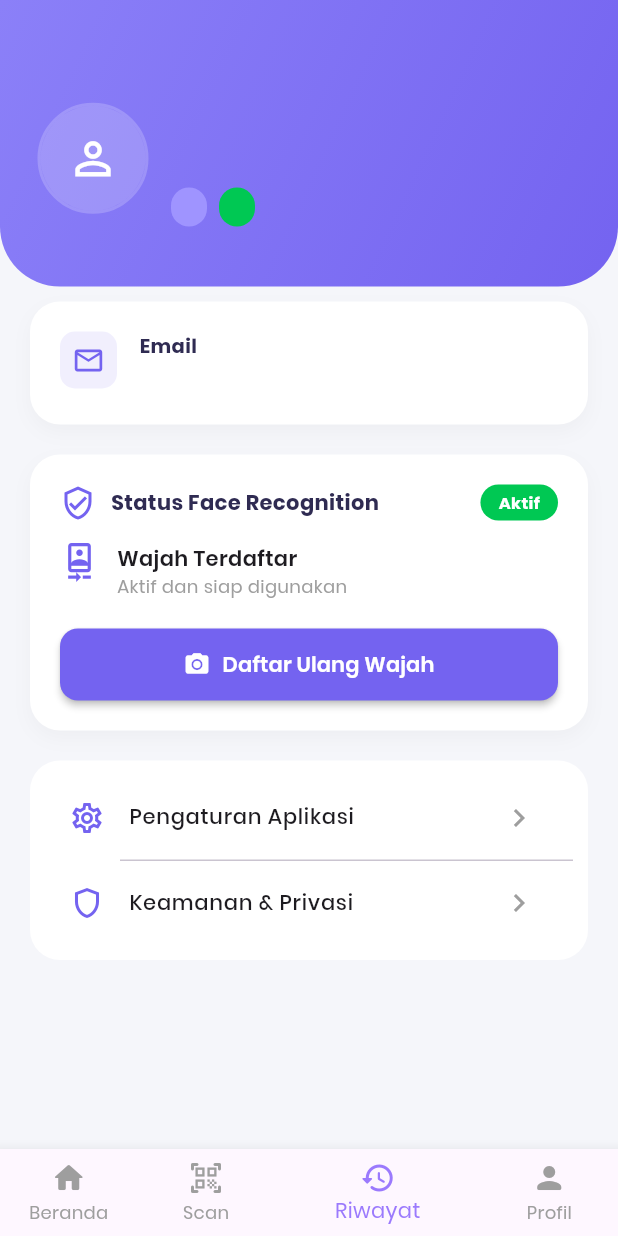
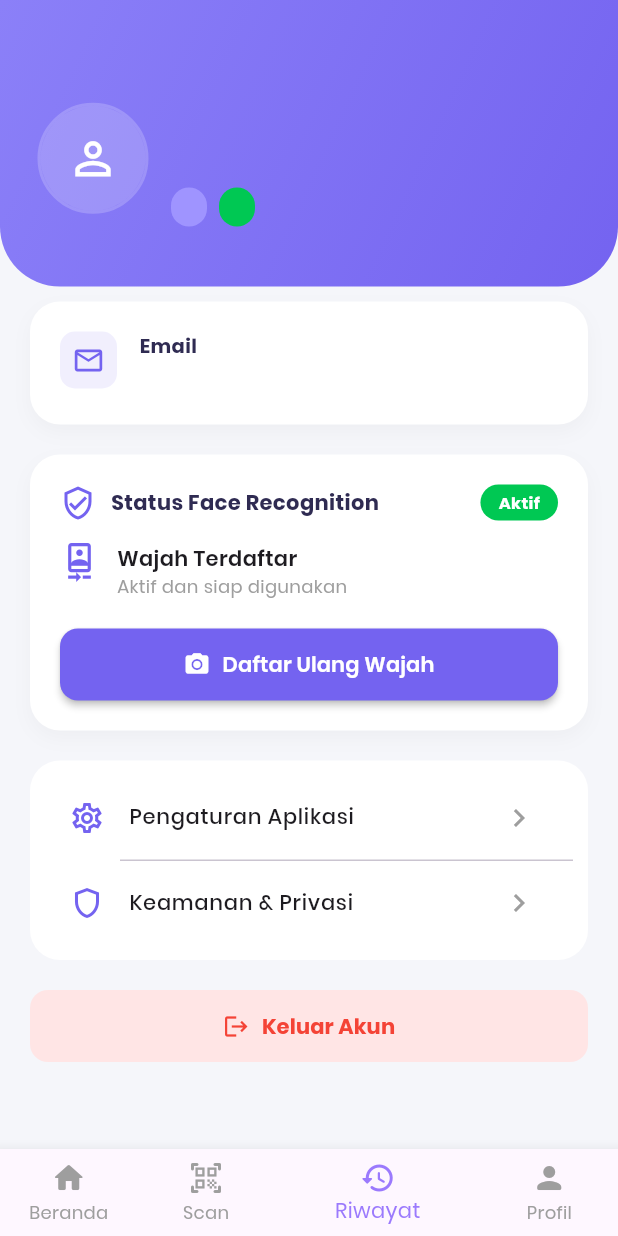
Before and after one commit to zaenalrfn/Pemrograman-Aplikasi-Mobile, a Flutter app: the ProfilePage screen opened by its route, on a phone screen of 412 x 824 dp. Run offline on Flutter 3.47's test engine with Material 3 defaults, Android fonts, the phone set to English and light mode, and no system bars; our stand-ins replace camera, flutter_dotenv, flutter_secure_storage, geolocator; accounts and stored records are empty.

Commit message:
feat: add fitur logout

```diff
--- a/lib/profil_page.dart
+++ b/lib/profil_page.dart
@@ -1,8 +1,7 @@
 import 'package:flutter/material.dart';
 import 'package:provider/provider.dart';
 import '../widgets/custom_button_nav.dart';
-import '../providers/auth_provider.dart'; // sesuaikan path jika berbeda
-// jangan ubah UI
+import '../providers/auth_provider.dart'; // Pastikan path ini sesuai dengan struktur folder Anda
 
 class ProfilePage extends StatefulWidget {
   const ProfilePage({super.key});
@@ -12,41 +11,69 @@ class ProfilePage extends StatefulWidget {
 }
 
 class _ProfilePageState extends State<ProfilePage> {
-  // --- DATA DUMMY (fallback jika user belum tersedia) ---
+  // --- DATA DUMMY (fallback) ---
   final String _fallbackName = "Zaenal Arifin";
   final String _fallbackNim = "5230411078";
   final String _fallbackSemester = "Semester 5";
   final String _fallbackProdi = "Informatika";
   final String _fallbackEmail = "zaenalfullstack@gmail.com";
-  // final String _fallbackPhone = "082177359177";
-  // final String _fallbackFaculty = "Sains dan Teknologi";
-  // final String _fallbackRegDate = "15 Agustus 2023";
-  // ---------------------------------------------------------------------
+
+  // --- LOGIC LOGOUT ---
+  void _handleLogout() async {
+    // 1. Tampilkan Dialog Konfirmasi
+    bool? confirm = await showDialog<bool>(
+      context: context,
+      builder: (context) => AlertDialog(
+        title: const Text("Konfirmasi Logout"),
+        content: const Text("Apakah Anda yakin ingin keluar dari aplikasi?"),
+        actions: [
+          TextButton(
+            onPressed: () => Navigator.pop(context, false),
+            child: const Text("Batal", style: TextStyle(color: Colors.grey)),
+          ),
+          TextButton(
+            onPressed: () => Navigator.pop(context, true),
+            child: const Text("Keluar", style: TextStyle(color: Colors.red)),
+          ),
+        ],
+      ),
+    );
+
+    // 2. Jika user menekan "Keluar"
+    if (confirm == true && mounted) {
+      // Ambil instance provider dengan listen: false (karena di dalam fungsi, bukan build)
+      final authProvider = Provider.of<AuthProvider>(context, listen: false);
+
+      // Panggil method logout() dari AuthProvider yang Anda buat
+      await authProvider.logout();
+
+      // Cek mounted lagi sebelum navigasi (good practice untuk async)
+      if (mounted) {
+        // Arahkan ke halaman login dan hapus semua history halaman sebelumnya
+        Navigator.of(context).pushNamedAndRemoveUntil('/', (route) => false);
+      }
+    }
+  }
 
   @override
   Widget build(BuildContext context) {
-    // Ambil provider (listen: true agar UI update saat user berubah)
+    // Ambil data user dari provider untuk ditampilkan di UI
     final authProvider = Provider.of<AuthProvider>(context);
     final user = authProvider.user;
 
-    // Ambil field dengan fallback — ganti nama properti user sesuai modelmu bila perlu
     final userName = user?.name ?? _fallbackName;
     final userNim = user?.nim ?? user?.nim?.toString() ?? _fallbackNim;
     final userSemester = user?.semester ?? _fallbackSemester;
-    final userProdi = user?.program_studi ?? user?.program_studi ?? _fallbackProdi;
+    final userProdi =
+        user?.program_studi ?? user?.program_studi ?? _fallbackProdi;
     final userEmail = user?.email ?? _fallbackEmail;
-    // final userFaculty = user?.faculty ?? _fallbackFaculty;
-    // registeredAt mungkin DateTime atau String; adaptasi jika perlu
-    // final userRegDate = user?.registeredAt is DateTime
-    //     ? (user!.registeredAt as DateTime).toLocal().toString().split(' ')[0]
-    //     : (user?.registeredAt?.toString() ?? _fallbackRegDate);
 
     return Scaffold(
       backgroundColor: const Color(0xFFF5F6FA),
       body: SingleChildScrollView(
         child: Column(
           children: [
-            // 1. HEADER (Bagian Ungu Atas)
+            // 1. HEADER
             _buildHeader(userName, userNim, userSemester, userProdi),
 
             Padding(
@@ -63,8 +90,13 @@ class _ProfilePageState extends State<ProfilePage> {
 
                   const SizedBox(height: 20),
 
-                  // 4. SECTION PENGATURAN BAWAH
+                  // 4. SECTION PENGATURAN
                   _buildSettingsCard(),
+
+                  const SizedBox(height: 20),
+
+                  // 5. TOMBOL LOGOUT (Terhubung ke AuthProvider)
+                  _buildLogoutButton(),
 
                   const SizedBox(height: 30),
                 ],
@@ -74,7 +106,7 @@ class _ProfilePageState extends State<ProfilePage> {
         ),
       ),
 
-      // 5. BOTTOM NAVIGATION BAR
+      // BOTTOM NAVIGATION BAR
       bottomNavigationBar: CustomBottomNav(
         currentIndex: 2,
         onTap: (index) {
@@ -86,7 +118,7 @@ class _ProfilePageState extends State<ProfilePage> {
               Navigator.pushReplacementNamed(context, '/scan');
               break;
             case 2:
-              Navigator.pushReplacementNamed(context, '/riwayat');
+              // Sudah di halaman Profile/Riwayat (sesuaikan index navigasi Anda)
               break;
             case 3:
               Navigator.pushReplacementNamed(context, '/profil');
@@ -98,7 +130,14 @@ class _ProfilePageState extends State<ProfilePage> {
   }
 
   // ================= WIDGET BUILDERS =================
-  Widget _buildHeader(String userName, String userId, String userSemester, String userProdi) {
+
+  // Widget Header Ungu
+  Widget _buildHeader(
+    String userName,
+    String userId,
+    String userSemester,
+    String userProdi,
+  ) {
     return Container(
       width: double.infinity,
       padding: const EdgeInsets.only(top: 60, bottom: 40, left: 25, right: 25),
@@ -115,21 +154,25 @@ class _ProfilePageState extends State<ProfilePage> {
       ),
       child: Row(
         children: [
-          // Foto Profil
           Container(
             decoration: BoxDecoration(
               shape: BoxShape.circle,
-              border: Border.all(color: Colors.white.withOpacity(0.2), width: 2),
+              border: Border.all(
+                color: Colors.white.withOpacity(0.2),
+                width: 2,
+              ),
             ),
             child: CircleAvatar(
               radius: 35,
               backgroundColor: Colors.white.withOpacity(0.2),
-              child: const Icon(Icons.person_outline, size: 35, color: Colors.white),
+              child: const Icon(
+                Icons.person_outline,
+                size: 35,
+                color: Colors.white,
+              ),
             ),
           ),
           const SizedBox(width: 15),
-
-          // Detail Nama & Prodi
           Expanded(
             child: Column(
               crossAxisAlignment: CrossAxisAlignment.start,
@@ -157,10 +200,10 @@ class _ProfilePageState extends State<ProfilePage> {
                     const SizedBox(width: 8),
                     _buildBadge(userProdi, const Color(0xFF00C853)),
                   ],
-                )
+                ),
               ],
             ),
-          )
+          ),
         ],
       ),
     );
@@ -178,12 +221,13 @@ class _ProfilePageState extends State<ProfilePage> {
         style: const TextStyle(
           color: Colors.white,
           fontSize: 11,
-          fontWeight: FontWeight.w500
-        )
+          fontWeight: FontWeight.w500,
+        ),
       ),
     );
   }
 
+  // Widget Info Kartu (Email)
   Widget _buildInfoCard(String userEmail) {
     return Container(
       padding: const EdgeInsets.all(20),
@@ -199,9 +243,7 @@ class _ProfilePageState extends State<ProfilePage> {
         ],
       ),
       child: Column(
-        children: [
-          _buildInfoItem(Icons.email_outlined, "Email", userEmail),
-        ],
+        children: [_buildInfoItem(Icons.email_outlined, "Email", userEmail)],
       ),
     );
   }
@@ -237,16 +279,19 @@ class _ProfilePageState extends State<ProfilePage> {
                 style: TextStyle(
                   fontSize: 13,
                   color: Colors.grey.shade600,
-                  decoration: title == "Email" ? TextDecoration.underline : TextDecoration.none,
+                  decoration: title == "Email"
+                      ? TextDecoration.underline
+                      : TextDecoration.none,
                 ),
               ),
             ],
           ),
-        )
+        ),
       ],
     );
   }
 
+  // Widget Face Recognition
   Widget _buildFaceRecogCard() {
     return Container(
       padding: const EdgeInsets.all(20),
@@ -263,7 +308,6 @@ class _ProfilePageState extends State<ProfilePage> {
       ),
       child: Column(
         children: [
-          // Header Status
           Row(
             mainAxisAlignment: MainAxisAlignment.spaceBetween,
             children: [
@@ -273,44 +317,59 @@ class _ProfilePageState extends State<ProfilePage> {
                   SizedBox(width: 10),
                   Text(
                     "Status Face Recognition",
-                    style: TextStyle(fontWeight: FontWeight.bold, color: Color(0xFF2F2B52)),
+                    style: TextStyle(
+                      fontWeight: FontWeight.bold,
+                      color: Color(0xFF2F2B52),
+                    ),
                   ),
                 ],
               ),
               Container(
-                padding: const EdgeInsets.symmetric(horizontal: 12, vertical: 4),
+                padding: const EdgeInsets.symmetric(
+                  horizontal: 12,
+                  vertical: 4,
+                ),
                 decoration: BoxDecoration(
                   color: const Color(0xFF00C853),
                   borderRadius: BorderRadius.circular(12),
                 ),
                 child: const Text(
                   "Aktif",
-                  style: TextStyle(color: Colors.white, fontSize: 11, fontWeight: FontWeight.bold),
+                  style: TextStyle(
+                    color: Colors.white,
+                    fontSize: 11,
+                    fontWeight: FontWeight.bold,
                   ),
-              )
+                ),
+              ),
             ],
           ),
           const SizedBox(height: 15),
-
-          // Keterangan Wajah
           Row(
             crossAxisAlignment: CrossAxisAlignment.start,
             children: [
-               const Icon(Icons.camera_front_outlined, color: Color(0xFF7463F0), size: 26),
+              const Icon(
+                Icons.camera_front_outlined,
+                color: Color(0xFF7463F0),
+                size: 26,
+              ),
               const SizedBox(width: 12),
               Column(
                 crossAxisAlignment: CrossAxisAlignment.start,
                 children: [
-                   const Text("Wajah Terdaftar", style: TextStyle(fontWeight: FontWeight.w600)),
-                   Text("Aktif dan siap digunakan", style: TextStyle(color: Colors.grey.shade500, fontSize: 12)),
-                 ],
-               )
+                  const Text(
+                    "Wajah Terdaftar",
+                    style: TextStyle(fontWeight: FontWeight.w600),
+                  ),
+                  Text(
+                    "Aktif dan siap digunakan",
+                    style: TextStyle(color: Colors.grey.shade500, fontSize: 12),
+                  ),
                 ],
               ),
-
+            ],
+          ),
           const SizedBox(height: 20),
-
-          // Tombol Daftar Ulang
           SizedBox(
             width: double.infinity,
             child: ElevatedButton.icon(
@@ -320,7 +379,10 @@ class _ProfilePageState extends State<ProfilePage> {
               icon: const Icon(Icons.camera_alt, color: Colors.white),
               label: const Text(
                 "Daftar Ulang Wajah",
-                style: TextStyle(color: Colors.white, fontWeight: FontWeight.w600),
+                style: TextStyle(
+                  color: Colors.white,
+                  fontWeight: FontWeight.w600,
+                ),
               ),
               style: ElevatedButton.styleFrom(
                 backgroundColor: const Color(0xFF7463F0),
@@ -337,6 +399,7 @@ class _ProfilePageState extends State<ProfilePage> {
     );
   }
 
+  // Widget Pengaturan
   Widget _buildSettingsCard() {
     return Container(
       padding: const EdgeInsets.all(10),
@@ -359,10 +422,34 @@ class _ProfilePageState extends State<ProfilePage> {
       leading: Icon(icon, color: const Color(0xFF7463F0)),
       title: Text(
         title,
-        style: const TextStyle(fontSize: 14, fontWeight: FontWeight.w500)
+        style: const TextStyle(fontSize: 14, fontWeight: FontWeight.w500),
       ),
       trailing: const Icon(Icons.chevron_right, color: Colors.grey),
       onTap: () {},
     );
   }
+
+  // === Widget Tombol Logout ===
+  Widget _buildLogoutButton() {
+    return SizedBox(
+      width: double.infinity,
+      child: ElevatedButton.icon(
+        onPressed:
+            _handleLogout, // Memanggil fungsi yang berisi logika AuthProvider
+        icon: const Icon(Icons.logout, color: Colors.red),
+        label: const Text(
+          "Keluar Akun",
+          style: TextStyle(color: Colors.red, fontWeight: FontWeight.bold),
+        ),
+        style: ElevatedButton.styleFrom(
+          backgroundColor: const Color(0xFFFFE5E5),
+          padding: const EdgeInsets.symmetric(vertical: 14),
+          elevation: 0,
+          shape: RoundedRectangleBorder(
+            borderRadius: BorderRadius.circular(12),
+          ),
+        ),
+      ),
+    );
   }
+}
```
Lines whose indentation alone changed are shown as unchanged.
